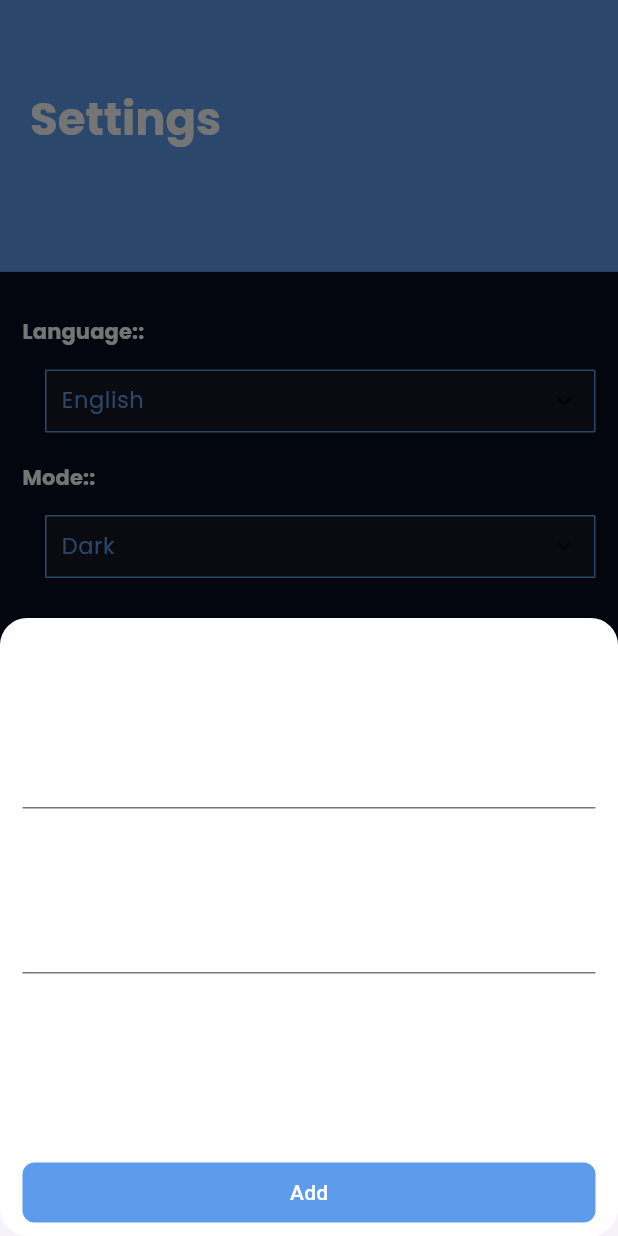
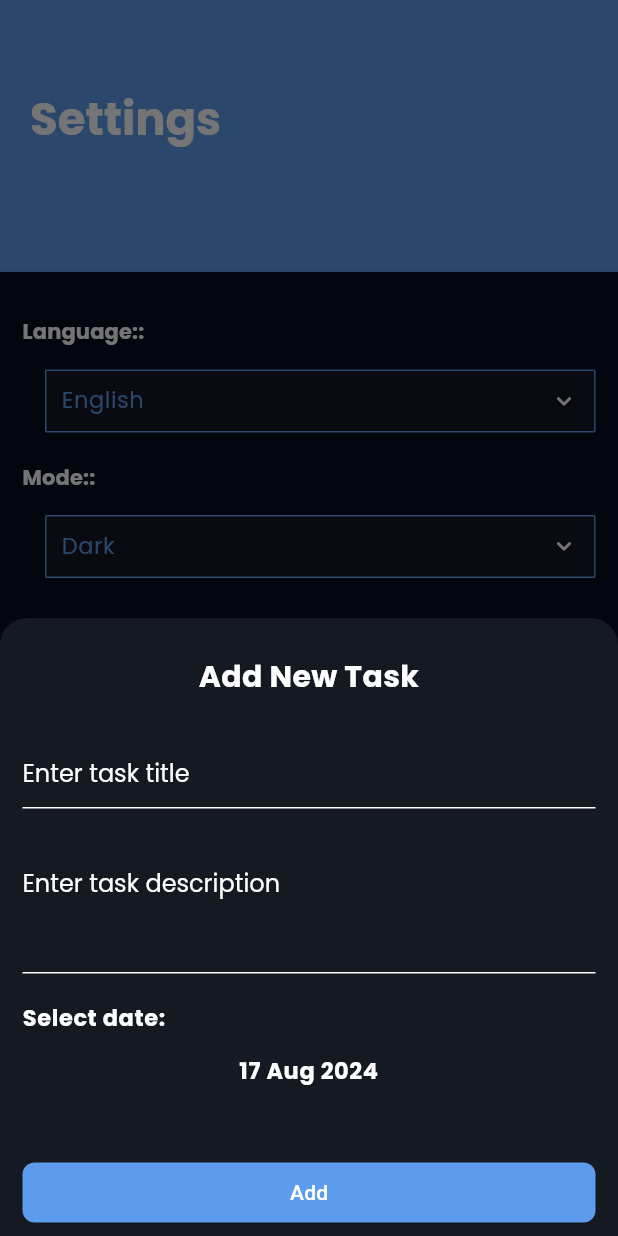
Before and after one commit to motazyusuf/Todo_App, a Flutter app: the LayoutView screen opened by its route, item 2 of the bottom bar chosen, after a tap on the "add" icon, on a phone screen of 412 x 824 dp. Run offline on Flutter 3.47's test engine with Material 3 defaults, Android fonts, the phone set to English and light mode, and no system bars; drawn by our look-alikes of animated_custom_dropdown; our stand-ins replace cloud_firestore, easy_date_timeline, firebase_core; accounts and stored records are empty.

Commit message:
bottom sheet style cont'd and date chaged when selected

```diff
--- a/lib/core/application_theme_manager.dart
+++ b/lib/core/application_theme_manager.dart
@@ -5,7 +5,9 @@ class ApplicationThemeManager {
   static const Color deviceSystemNavigationBarLight = Color(0xffdfecdb);
   static const Color deviceSystemNavigationBarDark = Color(0xFF141922);
 
-  static ThemeData lightTheme = ThemeData(
+  static ThemeData lightTheme = ThemeData(focusColor: primaryColor,
+    colorScheme: ColorScheme.light(primary: primaryColor ),
+    highlightColor: primaryColor,
     primaryColor: primaryColor,
     primaryColorLight: deviceSystemNavigationBarLight,
     primaryColorDark: Colors.black,
@@ -80,7 +82,9 @@ class ApplicationThemeManager {
     ),
   );
 
-  static ThemeData darkTheme = ThemeData(
+  static ThemeData darkTheme = ThemeData(focusColor: primaryColor,
+    colorScheme: ColorScheme.dark(primary: primaryColor, onPrimary: Colors.white),
+    highlightColor: primaryColor,
     primaryColor: primaryColor,
     primaryColorLight: Color(0xff060e1e),
     primaryColorDark: Colors.black,
--- a/lib/modules/login/login_view.dart
+++ b/lib/modules/login/login_view.dart
@@ -128,8 +128,8 @@ class _LoginViewState extends State<LoginView> {
                             ? Icons.visibility
                             : Icons.visibility_off),
                       ),
-                      focusedBorder: const UnderlineInputBorder(
-                        borderSide: BorderSide(
+                      focusedBorder:  UnderlineInputBorder(
+                        borderSide: BorderSide(color: theme.primaryColor,
                           width: 2,
                         ),
                       ),
--- a/lib/modules/tasks/widgets/bottom_sheet.dart
+++ b/lib/modules/tasks/widgets/bottom_sheet.dart
@@ -1,4 +1,5 @@
 import 'package:flutter/material.dart';
+import 'package:intl/intl.dart';
 
 class TaskBottomSheet extends StatefulWidget {
   const TaskBottomSheet({super.key});
@@ -8,21 +9,43 @@ class TaskBottomSheet extends StatefulWidget {
 }
 
 class _TaskBottomSheetState extends State<TaskBottomSheet> {
+  var titleController = TextEditingController();
+  var descriptionController = TextEditingController();
+  var currentDate = DateTime.now();
+
   @override
   Widget build(BuildContext context) {
-    var titleController = TextEditingController();
-    var descriptionController = TextEditingController();
     var height = MediaQuery.sizeOf(context).height;
     var theme = Theme.of(context);
+
+    getSelectedDate() async {
+      var selectedDate = await showDatePicker(
+        builder: (context, child) {
+          return Theme(data: theme, child: child!);
+        },
+        context: context,
+        firstDate: DateTime.now(),
+        lastDate: DateTime(2025),
+      );
+
+      if (selectedDate != null) {
+        setState(() {
+          currentDate = selectedDate;
+        });
+      }
+    }
+
     return Container(
         height: height / 2,
-        padding: EdgeInsetsDirectional.only(start: 15,end: 15, top: 25, bottom: 5),
+        padding: const EdgeInsetsDirectional.only(
+            start: 15, end: 15, top: 25, bottom: 5),
         decoration: BoxDecoration(
-            color: Colors.white, borderRadius: BorderRadius.circular(18)),
+            color: theme.bottomAppBarTheme.color,
+            borderRadius: const BorderRadius.only(
+                topLeft: Radius.circular(18), topRight: Radius.circular(18))),
         child: Column(
           crossAxisAlignment: CrossAxisAlignment.stretch,
           children: [
-
             // sheet title
             Text(
               ("Add New Task"),
@@ -30,12 +53,14 @@ class _TaskBottomSheetState extends State<TaskBottomSheet> {
               textAlign: TextAlign.center,
             ),
 
-            SizedBox(
+            const SizedBox(
               height: 20,
             ),
 
             // task title field
-            TextFormField(controller: titleController,
+            TextFormField(
+              cursorColor: theme.primaryColor,
+              controller: titleController,
               validator: (value) {
                 if (value == null || value == " ") {
                   return "Please enter task title";
@@ -43,16 +68,21 @@ class _TaskBottomSheetState extends State<TaskBottomSheet> {
                   return null;
               },
               decoration: InputDecoration(
+                  focusedBorder: UnderlineInputBorder(
+                    borderSide: BorderSide(width: 2, color: theme.primaryColor),
+                  ),
                   hintText: "Enter task title",
                   hintStyle: theme.textTheme.displayMedium),
             ),
 
-            SizedBox(
+            const SizedBox(
               height: 20,
             ),
 
             // task description field
-            TextFormField(controller: descriptionController,
+            TextFormField(
+              cursorColor: theme.primaryColor,
+              controller: descriptionController,
               validator: (value) {
                 if (value == null || value == " ") {
                   return "Please enter task description";
@@ -61,11 +91,14 @@ class _TaskBottomSheetState extends State<TaskBottomSheet> {
               },
               maxLines: 2,
               decoration: InputDecoration(
+                  focusedBorder: UnderlineInputBorder(
+                    borderSide: BorderSide(width: 2, color: theme.primaryColor),
+                  ),
                   hintText: "Enter task description",
                   hintStyle: theme.textTheme.displayMedium),
             ),
 
-            SizedBox(
+            const SizedBox(
               height: 20,
             ),
 
@@ -74,13 +107,18 @@ class _TaskBottomSheetState extends State<TaskBottomSheet> {
               ("Select date:"),
               style: theme.textTheme.bodySmall,
             ),
-            SizedBox(
+            const SizedBox(
               height: 15,
             ),
-            Text(
-              ("20 Aug"),
-              style: theme.textTheme.bodySmall,
-              textAlign: TextAlign.center,
+
+            // choosen date
+            InkWell(
+              onTap: () => getSelectedDate(),
+              child: Text(
+                DateFormat("dd MMM yyyy").format(currentDate),
+                style: theme.textTheme.bodySmall,
+                textAlign: TextAlign.center,
+              ),
             ),
             Spacer(),
 
--- a/pubspec.yaml
+++ b/pubspec.yaml
@@ -40,6 +40,7 @@ dependencies:
   animated_custom_dropdown: ^3.1.1
   firebase_core: ^3.3.0
   cloud_firestore: ^5.2.1
+  intl: ^0.19.0
 
 
 dev_dependencies:
```
Also changed, not shown: pubspec.lock.
